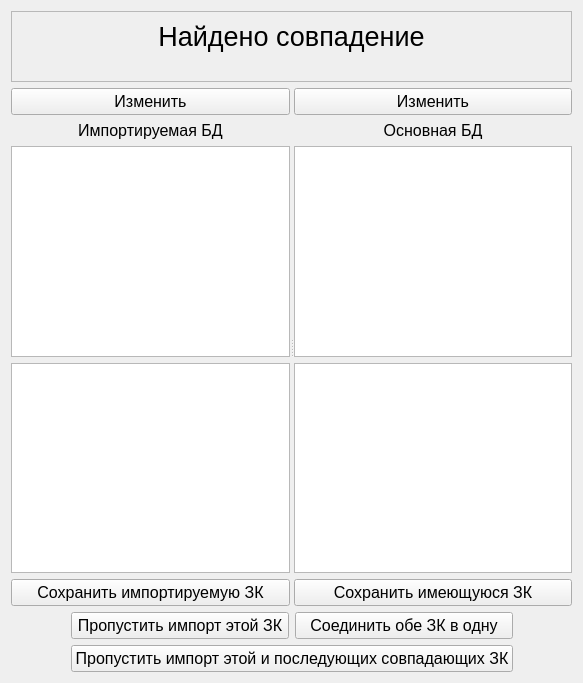
Qt form import_form.ui (Yavlados/VKR) before a commit.
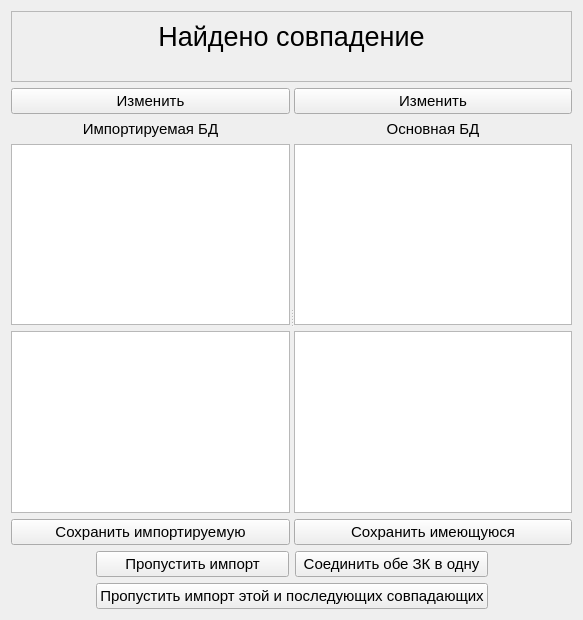
The same form after that commit. Icons and pictures are not drawn.

Diff of the .ui file:
```diff
--- a/import_form.ui
+++ b/import_form.ui
@@ -10,7 +10,7 @@
     <x>0</x>
     <y>0</y>
     <width>583</width>
-    <height>683</height>
+    <height>620</height>
    </rect>
   </property>
   <property name="windowTitle">
@@ -97,7 +97,7 @@
          <property name="font">
           <font>
            <family>Arial</family>
-           <pointsize>12</pointsize>
+           <pointsize>11</pointsize>
           </font>
          </property>
          <property name="toolTip">
@@ -120,7 +120,7 @@
          <property name="font">
           <font>
            <family>Arial</family>
-           <pointsize>12</pointsize>
+           <pointsize>11</pointsize>
           </font>
          </property>
          <property name="text">
@@ -132,17 +132,29 @@
         </widget>
        </item>
        <item>
-        <widget class="QTableView" name="tableView_crud"/>
+        <widget class="QTableView" name="tableView_crud">
+         <property name="font">
+          <font>
+           <pointsize>11</pointsize>
+          </font>
+         </property>
+        </widget>
        </item>
        <item>
-        <widget class="QTableView" name="tableView_owt"/>
+        <widget class="QTableView" name="tableView_owt">
+         <property name="font">
+          <font>
+           <pointsize>11</pointsize>
+          </font>
+         </property>
+        </widget>
        </item>
        <item>
         <widget class="QPushButton" name="pb_save_import">
          <property name="font">
           <font>
            <family>Arial</family>
-           <pointsize>12</pointsize>
+           <pointsize>11</pointsize>
           </font>
          </property>
          <property name="toolTip">
@@ -152,7 +164,7 @@
           <number>0</number>
          </property>
          <property name="text">
-          <string>Сохранить импортируемую ЗК</string>
+          <string>Сохранить импортируемую</string>
          </property>
         </widget>
        </item>
@@ -165,7 +177,7 @@
          <property name="font">
           <font>
            <family>Arial</family>
-           <pointsize>12</pointsize>
+           <pointsize>11</pointsize>
           </font>
          </property>
          <property name="toolTip">
@@ -188,7 +200,7 @@
          <property name="font">
           <font>
            <family>Arial</family>
-           <pointsize>12</pointsize>
+           <pointsize>11</pointsize>
           </font>
          </property>
          <property name="text">
@@ -200,17 +212,29 @@
         </widget>
        </item>
        <item>
-        <widget class="QTableView" name="tableView_crud_pg"/>
+        <widget class="QTableView" name="tableView_crud_pg">
+         <property name="font">
+          <font>
+           <pointsize>11</pointsize>
+          </font>
+         </property>
+        </widget>
        </item>
        <item>
-        <widget class="QTableView" name="tableView_owt_pg"/>
+        <widget class="QTableView" name="tableView_owt_pg">
+         <property name="font">
+          <font>
+           <pointsize>11</pointsize>
+          </font>
+         </property>
+        </widget>
        </item>
        <item>
         <widget class="QPushButton" name="pb_save_main">
          <property name="font">
           <font>
            <family>Arial</family>
-           <pointsize>12</pointsize>
+           <pointsize>11</pointsize>
           </font>
          </property>
          <property name="toolTip">
@@ -220,7 +244,7 @@
           <number>0</number>
          </property>
          <property name="text">
-          <string>Сохранить имеющуюся ЗК</string>
+          <string>Сохранить имеющуюся</string>
          </property>
         </widget>
        </item>
@@ -249,10 +273,16 @@
         <layout class="QHBoxLayout" name="horizontalLayout">
          <item>
           <widget class="QPushButton" name="pb_skip_import">
+           <property name="sizePolicy">
+            <sizepolicy hsizetype="Expanding" vsizetype="Fixed">
+             <horstretch>0</horstretch>
+             <verstretch>0</verstretch>
+            </sizepolicy>
+           </property>
            <property name="font">
             <font>
              <family>Arial</family>
-             <pointsize>12</pointsize>
+             <pointsize>11</pointsize>
             </font>
            </property>
            <property name="toolTip">
@@ -262,16 +292,22 @@
             <number>0</number>
            </property>
            <property name="text">
-            <string>Пропустить импорт этой ЗК</string>
+            <string>Пропустить импорт</string>
            </property>
           </widget>
          </item>
          <item>
           <widget class="QPushButton" name="pushButton">
+           <property name="sizePolicy">
+            <sizepolicy hsizetype="Expanding" vsizetype="Fixed">
+             <horstretch>0</horstretch>
+             <verstretch>0</verstretch>
+            </sizepolicy>
+           </property>
            <property name="font">
             <font>
              <family>Arial</family>
-             <pointsize>12</pointsize>
+             <pointsize>11</pointsize>
             </font>
            </property>
            <property name="toolTip">
@@ -297,7 +333,7 @@
            <property name="font">
             <font>
              <family>Arial</family>
-             <pointsize>12</pointsize>
+             <pointsize>11</pointsize>
             </font>
            </property>
            <property name="toolTip">
@@ -307,7 +343,7 @@
             <number>0</number>
            </property>
            <property name="text">
-            <string>Пропустить импорт этой и последующих совпадающих ЗК</string>
+            <string>Пропустить импорт этой и последующих совпадающих</string>
            </property>
           </widget>
          </item>
```
Left out of the diff: 118 changed lines with no effect on the pictures.
